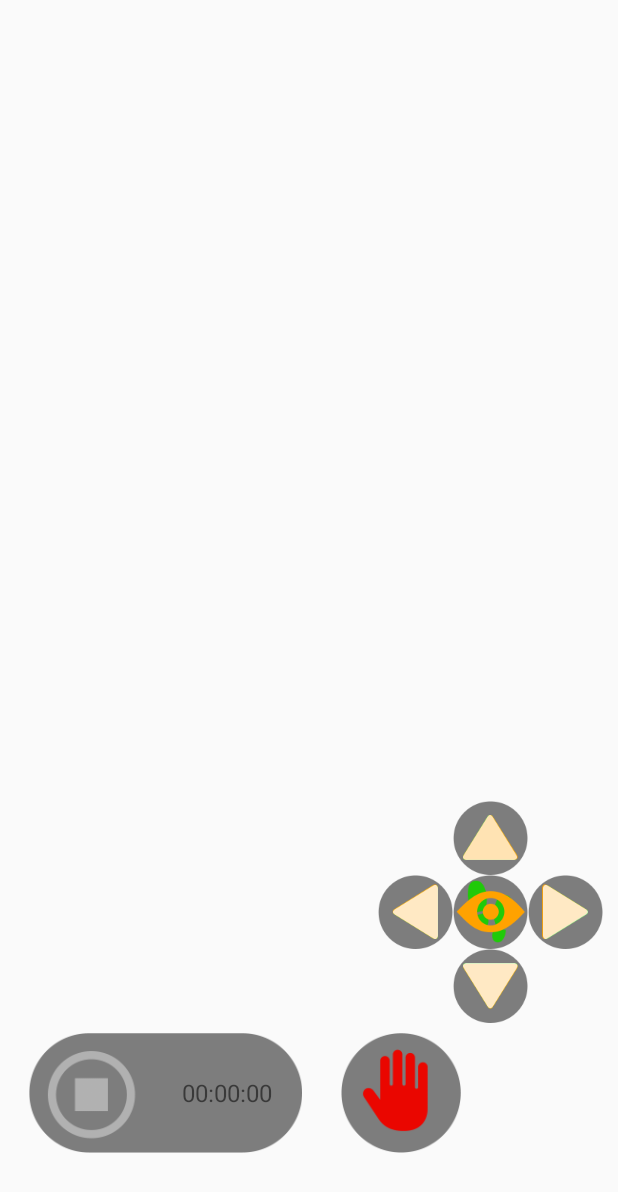
After one commit to vsvictor/PlacelookOld, an Android app: the layout player.xml on its own in the app's theme, with its tools: preview values and no code run, on a phone screen of 412 x 824 dp. The commit adds this screen. Shown: the top 1192 px of the screen. Run offline under Robolectric (Android 15) with nearby library versions, the phone set to English and light mode, and no system bars.

Commit message:
02.08.2015

```diff
--- a/app/src/main/AndroidManifest.xml
+++ b/app/src/main/AndroidManifest.xml
@@ -50,6 +50,7 @@
             android:name="io.vov.vitamio.activity.InitActivity"
             android:configChanges="orientation|screenSize|smallestScreenSize|keyboard|keyboardHidden|navigation"
             android:launchMode="singleTop"
+            android:screenOrientation="portrait"
             android:theme="@android:style/Theme.NoTitleBar"
             android:windowSoftInputMode="stateAlwaysHidden" />
 
--- a/app/src/main/java/com/placelook/NetService.java
+++ b/app/src/main/java/com/placelook/NetService.java
@@ -78,6 +78,10 @@ public class NetService extends Service {
                             int idSession = obj.getJSONObject("param").getInt("id");
 
                         }
+                        else if(obj.getString("cmd").equals("client_session_action")){
+                            obj.put("callback","client_session_action");
+                            sCallBack = "client_session_action";
+                        }
                         Intent res = new Intent(sCallBack);
                         res.putExtra("command", obj.toString());
                         sendBroadcast(res);
--- a/app/src/main/java/com/placelook/pages/MainPage.java
+++ b/app/src/main/java/com/placelook/pages/MainPage.java
@@ -156,9 +156,13 @@ public class MainPage extends BasePage {
             try {
                 JSONObject obj = new JSONObject(command);
                 int slot = obj.getInt("id_slot");
+                int sec = obj.getInt("duration_sec");
+                String goal = obj.getString("description");
                 Operator us = new Operator();
                 Bundle b = new Bundle();
                 b.putInt("slot", slot);
+                b.putInt("time", sec);
+                b.putString("goal", goal);
                 us.setArguments(b);
                 getFragmentManager().beginTransaction().replace(R.id.rlMainFragment, us).commit();
             } catch (JSONException e) {
--- a/app/src/main/java/com/placelook/pages/fragments/operator/Operator.java
+++ b/app/src/main/java/com/placelook/pages/fragments/operator/Operator.java
@@ -175,6 +175,8 @@ public class Operator extends BaseFragment {
                 JSONObject obj = new JSONObject(command);
                 JSONObject param = obj.getJSONObject("param");
                 slot = param.getInt("id_slot");
+                sec = param.getInt("duration_sec");
+                goal = param.getString("description");
                 Bundle args = new Bundle();
                 args.putInt("slot", slot);
                 args.putInt("time", sec);
--- a/app/src/main/java/com/placelook/video/VSRecorder.java
+++ b/app/src/main/java/com/placelook/video/VSRecorder.java
@@ -1,5 +1,6 @@
 package com.placelook.video;
 
+import com.placelook.data.SyncQueue;
 
 import org.apache.log4j.Logger;
 import org.bytedeco.javacpp.opencv_core.IplImage;
@@ -7,8 +8,6 @@ import org.bytedeco.javacv.FFmpegFrameRecorder;
 import org.bytedeco.javacv.Frame;
 
 import android.os.AsyncTask;
-
-import com.placelook.data.SyncQueue;
 
 public class VSRecorder extends FFmpegFrameRecorder {
 	private VSRecorder instance;
--- /dev/null
+++ b/app/src/main/res/layout/player.xml
@@ -0,0 +1,217 @@
+<?xml version="1.0" encoding="utf-8"?>
+<RelativeLayout xmlns:android="http://schemas.android.com/apk/res/android"
+    android:id="@+id/rlPlayer"
+    android:layout_width="match_parent"
+    android:layout_height="match_parent"
+    android:orientation="vertical" >
+
+    <ImageView
+        android:id="@+id/ivFrame"
+        android:layout_width="match_parent"
+        android:layout_height="match_parent" />
+
+    <RelativeLayout
+        android:id="@+id/bottomClient"
+        android:layout_width="match_parent"
+        android:layout_height="270dp"
+        android:layout_alignParentBottom="true"
+        android:layout_alignParentRight="true"
+        android:layout_marginBottom="20dp" >
+
+        <RelativeLayout
+            android:id="@+id/pult"
+            android:layout_width="150dp"
+            android:layout_height="wrap_content"
+            android:layout_alignParentRight="true"
+            android:layout_marginBottom="55dp"
+            android:layout_marginRight="10dp" >
+
+            <RelativeLayout
+                android:id="@+id/rlClientRight"
+                android:layout_width="wrap_content"
+                android:layout_height="wrap_content"
+                android:layout_alignParentRight="true"
+                android:layout_centerVertical="true"
+                android:background="@drawable/client_black_cicrle" >
+
+                <ImageView
+                    android:id="@+id/ivClientRightGreen"
+                    android:layout_width="wrap_content"
+                    android:layout_height="wrap_content"
+                    android:layout_centerInParent="true"
+                    android:src="@drawable/client_right_green" />
+
+                <ImageView
+                    android:id="@+id/ivClientRightYellow"
+                    android:layout_width="wrap_content"
+                    android:layout_height="wrap_content"
+                    android:layout_centerInParent="true"
+                    android:src="@drawable/client_right_yellow" />
+
+                <ImageView
+                    android:id="@+id/ivClientRightWhite"
+                    android:layout_width="wrap_content"
+                    android:layout_height="wrap_content"
+                    android:layout_centerInParent="true"
+                    android:src="@drawable/client_right_white" />
+            </RelativeLayout>
+
+            <RelativeLayout
+                android:id="@+id/rlClientVertical"
+                android:layout_width="wrap_content"
+                android:layout_height="wrap_content"
+                android:layout_toLeftOf="@id/rlClientRight" >
+
+                <RelativeLayout
+                    android:id="@+id/rlClientUp"
+                    android:layout_width="wrap_content"
+                    android:layout_height="wrap_content"
+                    android:background="@drawable/client_black_cicrle" >
+
+                    <ImageView
+                        android:id="@+id/ivClientUpGreen"
+                        android:layout_width="wrap_content"
+                        android:layout_height="wrap_content"
+                        android:layout_centerInParent="true"
+                        android:src="@drawable/client_up_green" />
+
+                    <ImageView
+                        android:id="@+id/ivClientUpYellow"
+                        android:layout_width="wrap_content"
+                        android:layout_height="wrap_content"
+                        android:layout_centerInParent="true"
+                        android:src="@drawable/client_up_yellow" />
+
+                    <ImageView
+                        android:id="@+id/ivClientUpWhite"
+                        android:layout_width="wrap_content"
+                        android:layout_height="wrap_content"
+                        android:layout_centerInParent="true"
+                        android:src="@drawable/client_up_white" />
+                </RelativeLayout>
+
+                <RelativeLayout
+                    android:id="@+id/rlClientCenter"
+                    android:layout_width="wrap_content"
+                    android:layout_height="wrap_content"
+                    android:layout_below="@id/rlClientUp"
+                    android:background="@drawable/client_black_cicrle" >
+
+                    <ImageView
+                        android:id="@+id/ivClientGo"
+                        android:layout_width="wrap_content"
+                        android:layout_height="wrap_content"
+                        android:layout_centerInParent="true"
+                        android:src="@drawable/client_go_green" />
+
+                    <ImageView
+                        android:id="@+id/ivClientLook"
+                        android:layout_width="wrap_content"
+                        android:layout_height="wrap_content"
+                        android:layout_centerInParent="true"
+                        android:src="@drawable/client_look_yellow" />
+                </RelativeLayout>
+
+                <RelativeLayout
+                    android:id="@+id/rlClientDown"
+                    android:layout_width="wrap_content"
+                    android:layout_height="wrap_content"
+                    android:layout_below="@id/rlClientCenter"
+                    android:background="@drawable/client_black_cicrle" >
+
+                    <ImageView
+                        android:id="@+id/ivClientDownGreen"
+                        android:layout_width="wrap_content"
+                        android:layout_height="wrap_content"
+                        android:layout_centerInParent="true"
+                        android:src="@drawable/client_down_green" />
+
+                    <ImageView
+                        android:id="@+id/ivClientDownYellow"
+                        android:layout_width="wrap_content"
+                        android:layout_height="wrap_content"
+                        android:layout_centerInParent="true"
+                        android:src="@drawable/client_down_yellow" />
+
+                    <ImageView
+                        android:id="@+id/ivClientDownWhite"
+                        android:layout_width="wrap_content"
+                        android:layout_height="wrap_content"
+                        android:layout_centerInParent="true"
+                        android:src="@drawable/client_down_white" />
+                </RelativeLayout>
+            </RelativeLayout>
+
+            <RelativeLayout
+                android:id="@+id/rlClientLeft"
+                android:layout_width="wrap_content"
+                android:layout_height="wrap_content"
+                android:layout_centerVertical="true"
+                android:layout_toLeftOf="@id/rlClientVertical"
+                android:background="@drawable/client_black_cicrle" >
+
+                <ImageView
+                    android:id="@+id/ivClientLeftGreen"
+                    android:layout_width="wrap_content"
+                    android:layout_height="wrap_content"
+                    android:layout_centerInParent="true"
+                    android:src="@drawable/client_left_green" />
+
+                <ImageView
+                    android:id="@+id/ivClientLeftYellow"
+                    android:layout_width="wrap_content"
+                    android:layout_height="wrap_content"
+                    android:layout_centerInParent="true"
+                    android:src="@drawable/client_left_yellow" />
+
+                <ImageView
+                    android:id="@+id/ivClientLeftWhite"
+                    android:layout_width="wrap_content"
+                    android:layout_height="wrap_content"
+                    android:layout_centerInParent="true"
+                    android:src="@drawable/client_left_white" />
+            </RelativeLayout>
+        </RelativeLayout>
+
+        <RelativeLayout
+            android:id="@+id/rlClientStopTime"
+            android:layout_width="190dp"
+            android:layout_height="80dp"
+            android:layout_alignParentBottom="true"
+            android:layout_marginBottom="35dp"
+            android:layout_marginLeft="15dp" >
+
+            <ImageView
+                android:id="@+id/ivClientStopTime"
+                android:layout_width="wrap_content"
+                android:layout_height="wrap_content"
+                android:src="@drawable/stop_time" />
+
+            <TextView
+                android:id="@+id/tvClientStopTime"
+                android:layout_width="wrap_content"
+                android:layout_height="wrap_content"
+                android:layout_alignParentRight="true"
+                android:layout_centerVertical="true"
+                android:layout_marginRight="24dp"
+                android:text="@string/time_balance_zerro"
+                android:textSize="16sp" />
+        </RelativeLayout>
+
+        <RelativeLayout
+            android:id="@+id/rlClientStop"
+            android:layout_width="wrap_content"
+            android:layout_height="80dp"
+            android:layout_alignBottom="@id/rlClientStopTime"
+            android:layout_toRightOf="@id/rlClientStopTime" >
+
+            <ImageView
+                android:id="@+id/ivClientStop"
+                android:layout_width="wrap_content"
+                android:layout_height="wrap_content"
+                android:layout_marginLeft="20dp"
+                android:src="@drawable/stop" />
+        </RelativeLayout>
+    </RelativeLayout>
+
+</RelativeLayout>
```
Also changed, not shown: app/build.gradle (+4 -4 lines), app/src/main/java/com/placelook/video/PlayActivity.java (+48 -2 lines), app/src/main/java/com/placelook/video/RecordActivity.java (+12 -3 lines), app/src/main/java/com/placelook/video/VSPlayer.java (added, +122 -0 lines), app/src/main/res/layout/play.xml (+12 -3 lines), app/src/main/res/drawable-hdpi/stop_operator.png (added), 3 other files.
